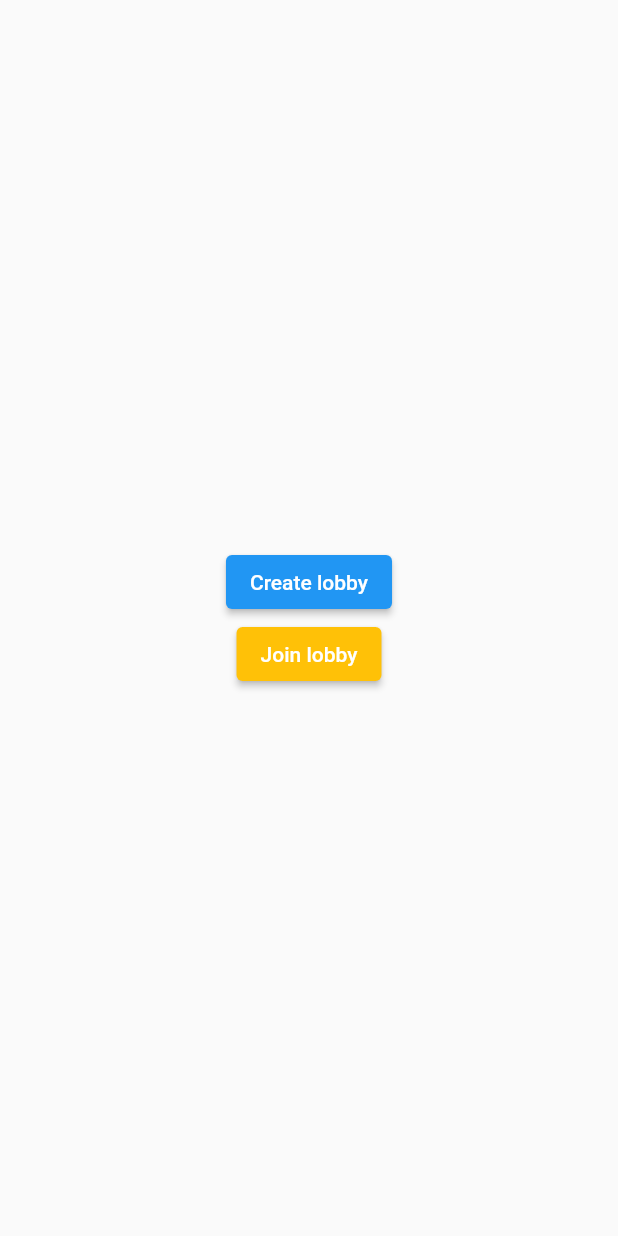
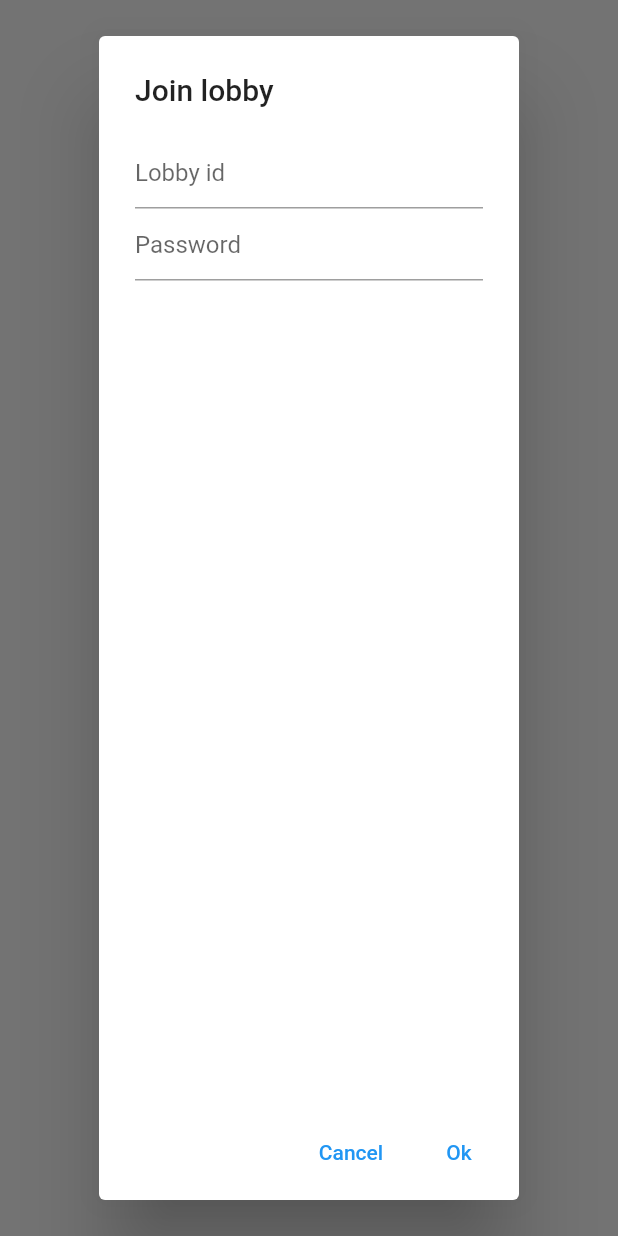
Before and after one commit to MatijaNovosel/scribble, a Flutter app: the screen it shows after launch, after a tap on "Join lobby", on a phone screen of 412 x 824 dp. Run offline on Flutter 3.47's test engine with Material 2 defaults, Android fonts, the phone set to English and light mode, and no system bars; our stand-ins replace go_router, socket_io_client; network calls fail.

Commit message:
Lobby join

```diff
--- a/lib/infrastructure/socketManager.dart
+++ b/lib/infrastructure/socketManager.dart
@@ -34,4 +34,8 @@ class SocketManager {
   void createLobby(CreateLobby data) {
     socket?.emit("create-lobby", data.toJson());
   }
+
+  void joinLobby(JoinLobby data) {
+    socket?.emit("create-lobby", data.toJson());
+  }
 }
--- a/lib/models/lobby.dart
+++ b/lib/models/lobby.dart
@@ -24,6 +24,23 @@ class CreateLobby {
   }
 }
 
+class JoinLobby {
+  String? lobbyId;
+  String? password;
+
+  JoinLobby({
+    required this.lobbyId,
+    required this.password,
+  });
+
+  Map<String, dynamic> toJson() {
+    return {
+      'lobbyId': lobbyId,
+      'password': password,
+    };
+  }
+}
+
 class LobbyCreatedResponse {
   String socketId;
   String lobbyId;
--- a/lib/pages/preLobby.dart
+++ b/lib/pages/preLobby.dart
@@ -13,7 +13,12 @@ class PreLobby extends StatefulWidget {
 
 class _PreLobbyState extends State<PreLobby> {
   final TextEditingController _lobbyNameTextFieldController = TextEditingController();
+  final TextEditingController _lobbyIdTextFieldController = TextEditingController();
+  final TextEditingController _lobbyPasswordTextFieldController = TextEditingController();
+
   String? lobbyName;
+  String? lobbyId;
+  String? password;
 
   Future<void> _showCreateLobbyDialog(BuildContext context) async {
     return showDialog(
@@ -42,7 +47,6 @@ class _PreLobbyState extends State<PreLobby> {
             TextButton(
               child: const Text("Ok"),
               onPressed: () {
-                  setState(() {
                 SocketManager().createLobby(CreateLobby(
                   name: "test-lobby",
                   creatorId: SocketManager().socketId,
@@ -51,12 +55,65 @@ class _PreLobbyState extends State<PreLobby> {
                   roundTime: RoundTimes.veryLong,
                 ));
                 Navigator.pop(context);
-                  });
               },
             ),
           ],
         );
+      },
+    );
+  }
+
+  Future<void> _showJoinLobbyDialog(BuildContext context) async {
+    return showDialog(
+      context: context,
+      builder: (context) {
+        return AlertDialog(
+          title: const Text("Join lobby"),
+          content: Column(
+            children: [
+              TextField(
+                onChanged: (value) {
+                  setState(() {
+                    lobbyId = value;
                   });
+                },
+                controller: _lobbyIdTextFieldController,
+                decoration: const InputDecoration(hintText: "Lobby id"),
+              ),
+              TextField(
+                onChanged: (value) {
+                  setState(() {
+                    password = value;
+                  });
+                },
+                controller: _lobbyPasswordTextFieldController,
+                decoration: const InputDecoration(hintText: "Password"),
+              ),
+            ],
+          ),
+          actions: <Widget>[
+            TextButton(
+              child: const Text("Cancel"),
+              onPressed: () {
+                setState(() {
+                  Navigator.pop(context);
+                });
+              },
+            ),
+            TextButton(
+              child: const Text("Ok"),
+              onPressed: () {
+                SocketManager().joinLobby(JoinLobby(
+                  lobbyId: lobbyId,
+                  password: password,
+                ));
+                Navigator.pop(context);
+              },
+            ),
+          ],
+        );
+      },
+    );
   }
 
   @override
@@ -85,7 +142,7 @@ class _PreLobbyState extends State<PreLobby> {
             ),
             ElevatedButton(
               onPressed: () {
-                //
+                _showJoinLobbyDialog(context);
               },
               style: ButtonStyle(
                 backgroundColor: MaterialStateProperty.all<Color>(
```
Lines whose indentation alone changed are shown as unchanged.
